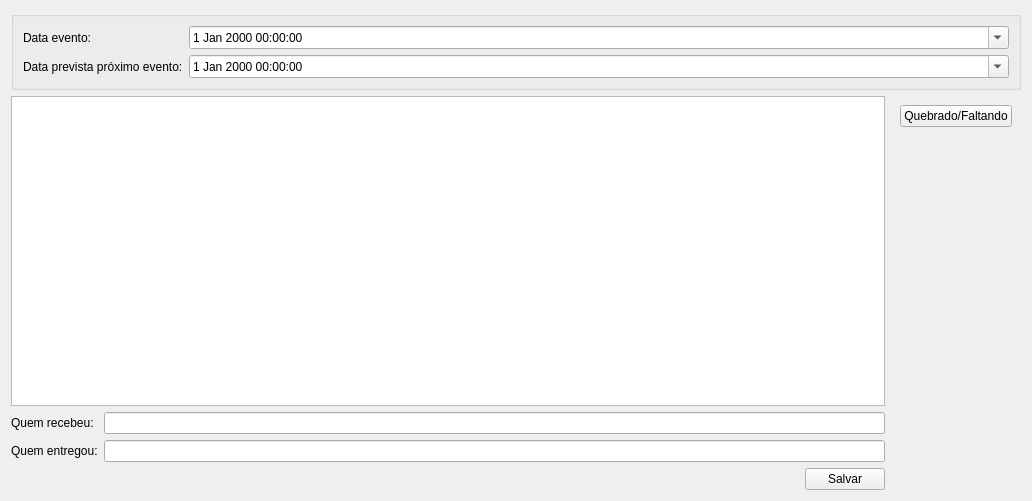
First picture: the form in ui/inputdialogconfirmacao.ui, repository lellisls/ERP-STACCATO, before the edit.
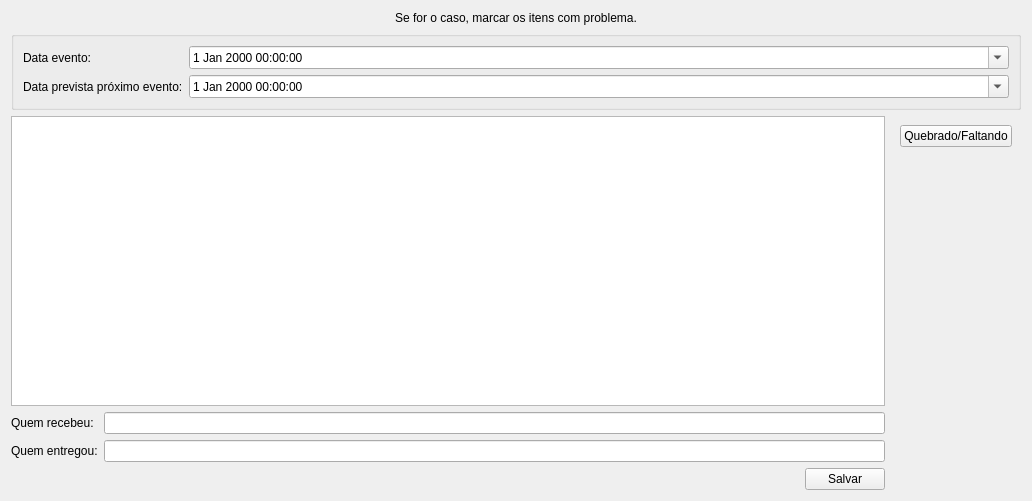
Second picture: the form after the edit. Custom widgets are drawn as their Qt base class.

```diff
--- a/ui/inputdialogconfirmacao.ui
+++ b/ui/inputdialogconfirmacao.ui
@@ -14,7 +14,7 @@
    <string>Informações</string>
   </property>
   <layout class="QGridLayout" name="gridLayout_4">
-   <item row="1" column="0">
+   <item row="2" column="0">
     <widget class="TableView" name="tableLogistica">
      <property name="editTriggers">
       <set>QAbstractItemView::NoEditTriggers</set>
@@ -27,7 +27,7 @@
      </property>
     </widget>
    </item>
-   <item row="2" column="0">
+   <item row="3" column="0">
     <layout class="QGridLayout" name="gridLayout">
      <item row="0" column="0">
       <widget class="QLabel" name="labelRecebeu">
@@ -51,7 +51,7 @@
      </item>
     </layout>
    </item>
-   <item row="3" column="0">
+   <item row="4" column="0">
     <layout class="QHBoxLayout" name="horizontalLayout">
      <item>
       <spacer name="horizontalSpacer">
@@ -84,63 +84,14 @@
      </item>
     </layout>
    </item>
-   <item row="0" column="0" colspan="2">
-    <widget class="QGroupBox" name="frameData">
-     <property name="sizePolicy">
-      <sizepolicy hsizetype="Preferred" vsizetype="Maximum">
-       <horstretch>0</horstretch>
-       <verstretch>0</verstretch>
-      </sizepolicy>
-     </property>
-     <layout class="QGridLayout" name="gridLayout_2">
-      <item row="1" column="0">
-       <widget class="QLabel" name="labelProximoEvento">
-        <property name="text">
-         <string>Data prevista próximo evento:</string>
-        </property>
-       </widget>
-      </item>
-      <item row="0" column="0">
-       <widget class="QLabel" name="labelEvento">
-        <property name="text">
-         <string>Data evento:</string>
-        </property>
-       </widget>
-      </item>
-      <item row="0" column="1">
-       <widget class="QDateTimeEdit" name="dateEditEvento">
-        <property name="sizePolicy">
-         <sizepolicy hsizetype="Expanding" vsizetype="Fixed">
-          <horstretch>0</horstretch>
-          <verstretch>0</verstretch>
-         </sizepolicy>
-        </property>
-        <property name="calendarPopup">
-         <bool>true</bool>
-        </property>
-       </widget>
-      </item>
-      <item row="1" column="1">
-       <widget class="QDateTimeEdit" name="dateEditProximo">
-        <property name="sizePolicy">
-         <sizepolicy hsizetype="Expanding" vsizetype="Fixed">
-          <horstretch>0</horstretch>
-          <verstretch>0</verstretch>
-         </sizepolicy>
-        </property>
-        <property name="calendarPopup">
-         <bool>true</bool>
-        </property>
-       </widget>
-      </item>
-     </layout>
-    </widget>
-   </item>
-   <item row="1" column="1">
+   <item row="2" column="1">
     <widget class="QFrame" name="frameQuebrado">
      <layout class="QGridLayout" name="gridLayout_3">
       <item row="0" column="0">
        <widget class="QPushButton" name="pushButtonQuebradoFaltando">
+        <property name="enabled">
+         <bool>true</bool>
+        </property>
         <property name="text">
          <string>Quebrado/Faltando</string>
         </property>
@@ -162,6 +113,68 @@
      </layout>
     </widget>
    </item>
+   <item row="1" column="0" colspan="2">
+    <widget class="QGroupBox" name="frameData">
+     <property name="sizePolicy">
+      <sizepolicy hsizetype="Preferred" vsizetype="Maximum">
+       <horstretch>0</horstretch>
+       <verstretch>0</verstretch>
+      </sizepolicy>
+     </property>
+     <layout class="QGridLayout" name="gridLayout_2">
+      <item row="1" column="0">
+       <widget class="QLabel" name="labelEvento">
+        <property name="text">
+         <string>Data evento:</string>
+        </property>
+       </widget>
+      </item>
+      <item row="2" column="0">
+       <widget class="QLabel" name="labelProximoEvento">
+        <property name="text">
+         <string>Data prevista próximo evento:</string>
+        </property>
+       </widget>
+      </item>
+      <item row="1" column="1">
+       <widget class="QDateTimeEdit" name="dateEditEvento">
+        <property name="sizePolicy">
+         <sizepolicy hsizetype="Expanding" vsizetype="Fixed">
+          <horstretch>0</horstretch>
+          <verstretch>0</verstretch>
+         </sizepolicy>
+        </property>
+        <property name="calendarPopup">
+         <bool>true</bool>
+        </property>
+       </widget>
+      </item>
+      <item row="2" column="1">
+       <widget class="QDateTimeEdit" name="dateEditProximo">
+        <property name="sizePolicy">
+         <sizepolicy hsizetype="Expanding" vsizetype="Fixed">
+          <horstretch>0</horstretch>
+          <verstretch>0</verstretch>
+         </sizepolicy>
+        </property>
+        <property name="calendarPopup">
+         <bool>true</bool>
+        </property>
+       </widget>
+      </item>
+     </layout>
+    </widget>
+   </item>
+   <item row="0" column="0" colspan="2">
+    <widget class="QLabel" name="labelAviso">
+     <property name="text">
+      <string>Se for o caso, marcar os itens com problema.</string>
+     </property>
+     <property name="alignment">
+      <set>Qt::AlignCenter</set>
+     </property>
+    </widget>
+   </item>
   </layout>
  </widget>
  <customwidgets>
```
